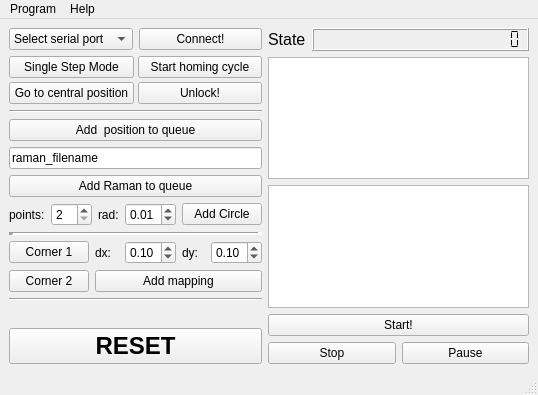
Before: the Qt Designer form design.ui in Trel725/RamanMechanize, drawn with Qt 5.
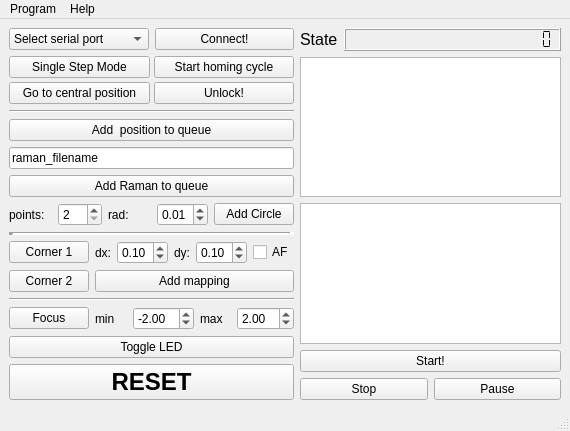
After: the same form once the commit is applied.

The edit to the form file:
```diff
--- a/design.ui
+++ b/design.ui
@@ -6,8 +6,8 @@
    <rect>
     <x>0</x>
     <y>0</y>
-    <width>526</width>
-    <height>395</height>
+    <width>559</width>
+    <height>429</height>
    </rect>
   </property>
   <property name="focusPolicy">
@@ -330,6 +330,13 @@
             </property>
            </widget>
           </item>
+          <item>
+           <widget class="QCheckBox" name="AFcheckBox">
+            <property name="text">
+             <string>AF</string>
+            </property>
+           </widget>
+          </item>
          </layout>
         </item>
         <item row="1" column="1">
@@ -351,6 +358,61 @@
         </property>
        </widget>
       </item>
+      <item>
+       <layout class="QHBoxLayout" name="horizontalLayout_8">
+        <item>
+         <widget class="QPushButton" name="AFButton">
+          <property name="text">
+           <string>Focus</string>
+          </property>
+         </widget>
+        </item>
+        <item>
+         <widget class="QLabel" name="label_5">
+          <property name="text">
+           <string>min</string>
+          </property>
+         </widget>
+        </item>
+        <item>
+         <widget class="QDoubleSpinBox" name="MinFocusSpinBox">
+          <property name="minimum">
+           <double>-20.000000000000000</double>
+          </property>
+          <property name="maximum">
+           <double>20.000000000000000</double>
+          </property>
+          <property name="value">
+           <double>-2.000000000000000</double>
+          </property>
+         </widget>
+        </item>
+        <item>
+         <widget class="QLabel" name="label_6">
+          <property name="text">
+           <string>max</string>
+          </property>
+         </widget>
+        </item>
+        <item>
+         <widget class="QDoubleSpinBox" name="MaxFocusSpinBox">
+          <property name="maximum">
+           <double>20.000000000000000</double>
+          </property>
+          <property name="value">
+           <double>2.000000000000000</double>
+          </property>
+         </widget>
+        </item>
+       </layout>
+      </item>
+      <item>
+       <widget class="QPushButton" name="LEDButton">
+        <property name="text">
+         <string>Toggle LED</string>
+        </property>
+       </widget>
+      </item>
       <item>
        <spacer name="verticalSpacer">
         <property name="orientation">
@@ -514,7 +576,7 @@
     <rect>
      <x>0</x>
      <y>0</y>
-     <width>526</width>
+     <width>559</width>
      <height>21</height>
     </rect>
    </property>
```
Left out of the diff: 20 changed lines with no effect on the pictures.
